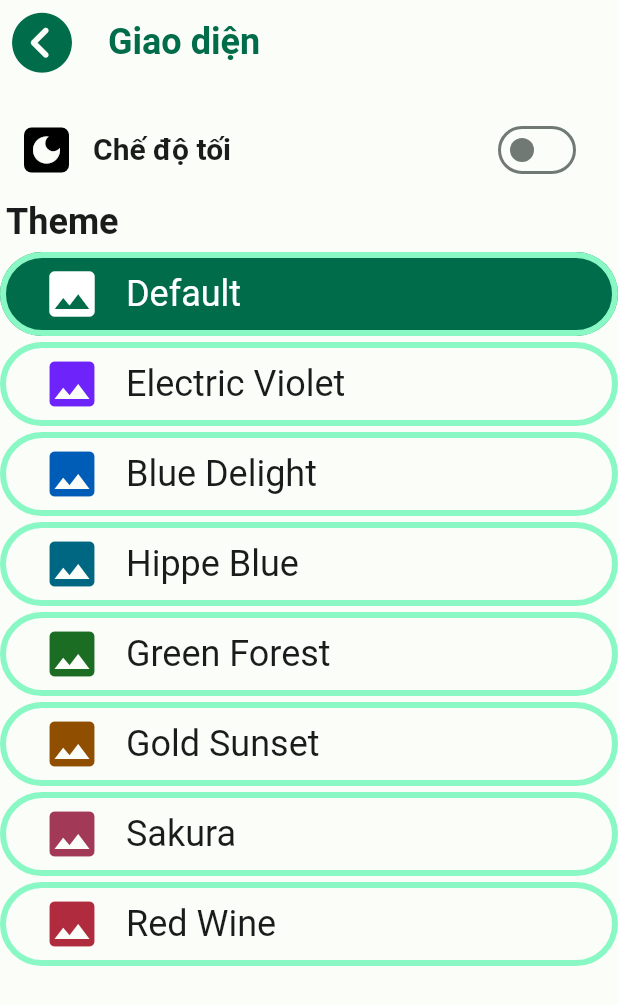
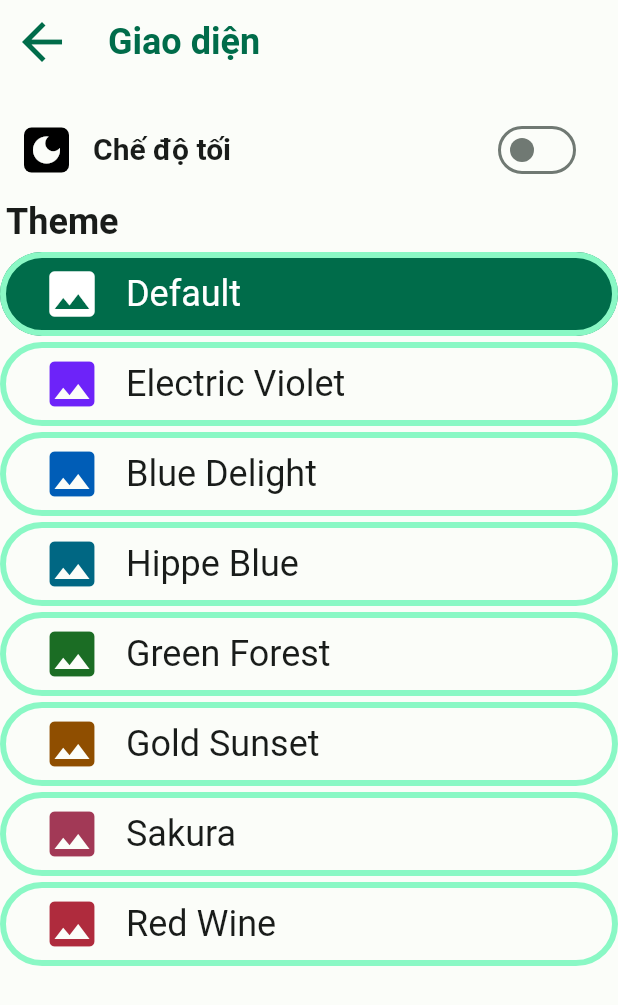
Before and after one commit to VuDucTruong/Personal-Schedule-Management, a Flutter app: the AppThemePage screen opened directly, on a phone screen of 412 x 824 dp. Shown: the top 1005 px of the screen. Run offline on Flutter 3.47's test engine with Material 3 defaults, Android fonts, the phone set to English and light mode, and no system bars; our stand-ins replace audioplayers, cloud_firestore, email_validator, firebase_auth, firebase_core, flutter_local_notifications and 12 more; missing offline and left inert: device_calendar, mailer; accounts and stored records are empty; network calls fail.

Commit message:
Fixed apptheme page
Fixed bug: pop to black screen

```diff
--- a/personal_schedule_management/lib/features/pages/apptheme_page.dart
+++ b/personal_schedule_management/lib/features/pages/apptheme_page.dart
@@ -131,9 +131,9 @@ class _AppThemePageState extends State<AppThemePage> {
             centerTitle: false,
             leading: IconButton(
                 onPressed: () {
-                  Navigator.of(context, rootNavigator: true).pop();
+                  Navigator.pop(context);
                 },
-                icon: Icon(FontAwesomeIcons.circleChevronLeft,
+                icon: Icon(Icons.arrow_back,
                     size: 40, color: Theme.of(context).colorScheme.primary)),
             title: Text('Giao diện',
                     style: Theme.of(context).textTheme.headlineSmall!.copyWith(
```
